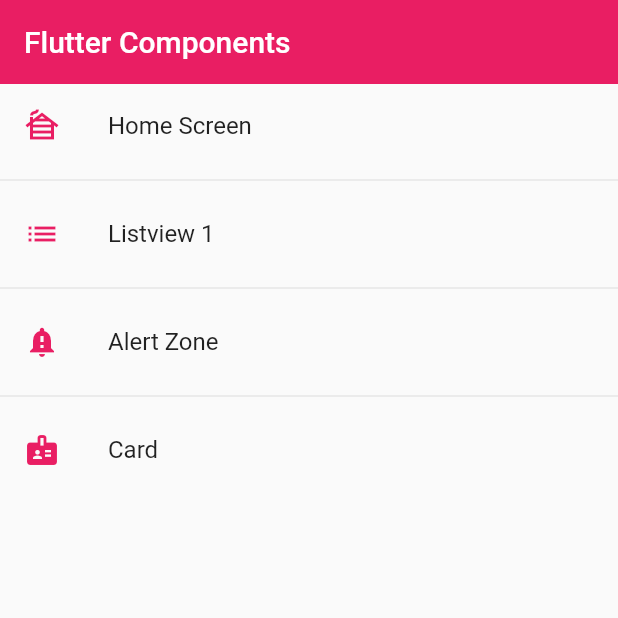
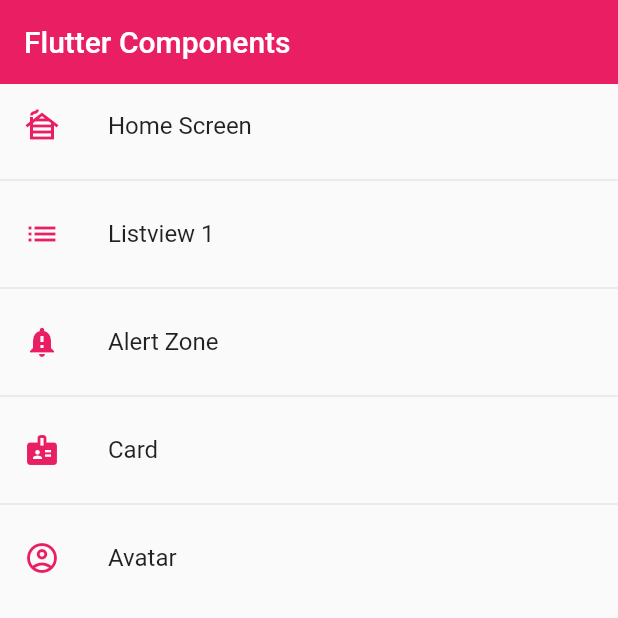
Before and after one commit to GitRockie/flutter_app_1, a Flutter app: the screen it shows after launch, on a phone screen of 412 x 824 dp, the top half of it. Run offline on Flutter 3.47's test engine with Material 2 defaults, Android fonts, the phone set to English and light mode, and no system bars.

Commit message:
Circle Avatar Widget Creation

```diff
--- a/lib/router/app_routes.dart
+++ b/lib/router/app_routes.dart
@@ -35,6 +35,13 @@ class AppRoutes {
       screen: const CardScreen(),
       icon: Icons.badge,
     ),
+
+    MenuOption(
+      route: 'avatar',
+      nameRoot: 'Avatar',
+      screen: const AvatarScreen(),
+      icon: Icons.account_circle_outlined,
+    ),
   ];
 
   static Map<String, Widget Function(BuildContext)> getAppRoutes() {
--- a/lib/screens/screens.dart
+++ b/lib/screens/screens.dart
@@ -1,3 +1,5 @@
+export 'package:flutter_app_1/screens/avatar_screen.dart';
+
 export 'package:flutter_app_1/screens/alert_screen.dart';
 export 'package:flutter_app_1/screens/card_screen.dart';
 export 'package:flutter_app_1/screens/home_screen.dart';
--- a/lib/widgets/custom_card_type_2.dart
+++ b/lib/widgets/custom_card_type_2.dart
@@ -14,7 +14,7 @@ class CustomCardType2 extends StatelessWidget {
       clipBehavior: Clip.antiAlias,
       shape: RoundedRectangleBorder(borderRadius: BorderRadius.circular(18)),
       elevation: 7,
-      shadowColor: AppTheme.primary.withOpacity(0.3),
+      shadowColor: AppTheme.primary.withOpacity(0.1),
       child: Column(children: [
         FadeInImage(
           image: NetworkImage(imageUrl),
```
Also changed, not shown: lib/screens/avatar_screen.dart (added, +29 -0 lines), assets/roman.jpg (added).
